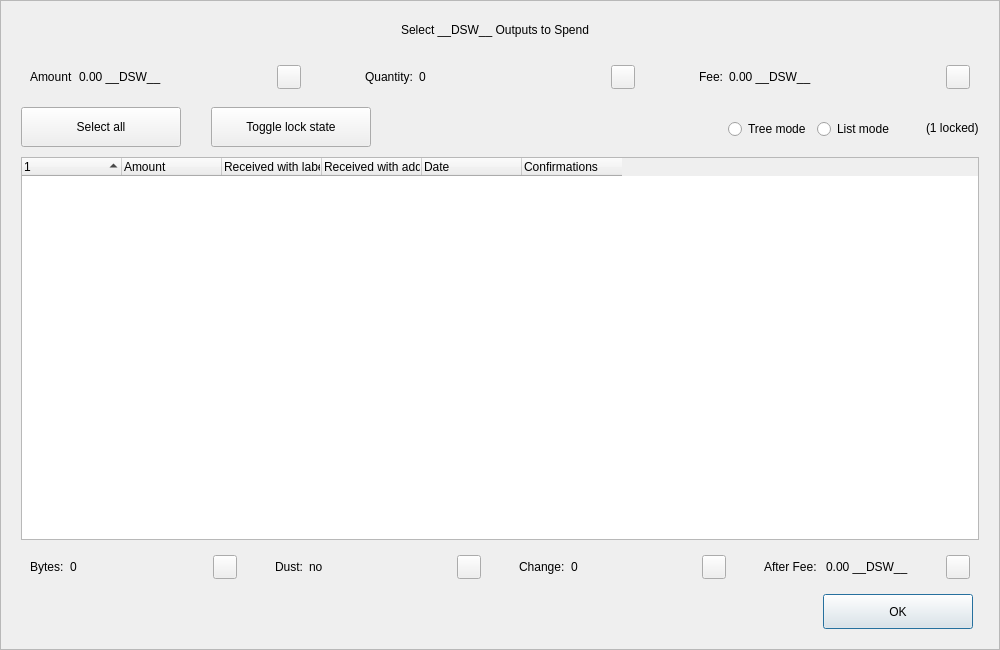
Old version of the form src/qt/forms/coincontroldialog.ui in the repository decenomy/DSW.
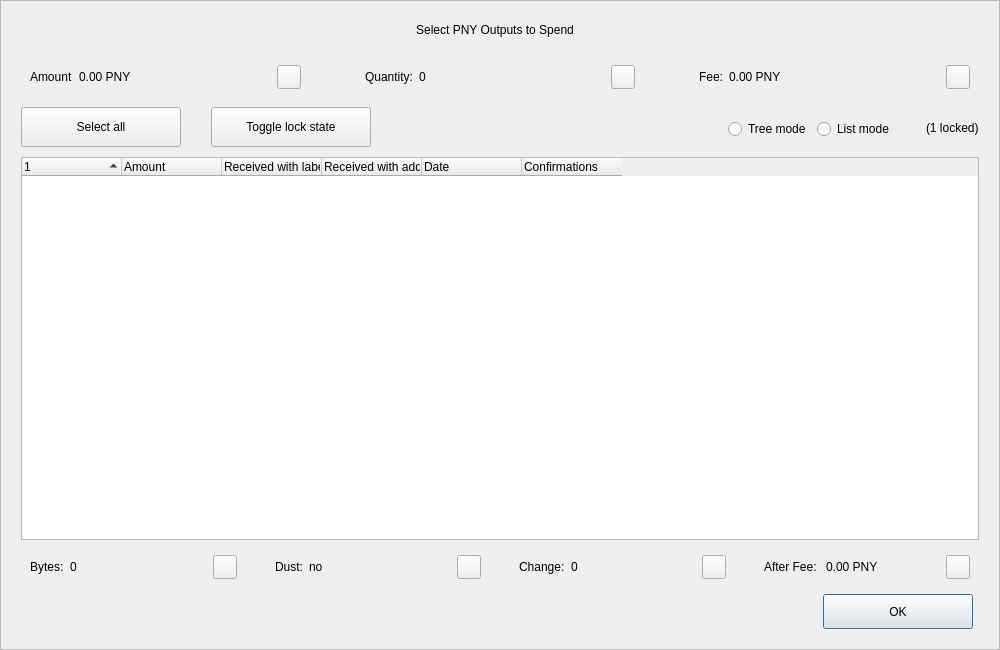
New version of the form. Custom widgets are drawn as their Qt base class.

```diff
--- a/src/qt/forms/coincontroldialog.ui
+++ b/src/qt/forms/coincontroldialog.ui
@@ -98,7 +98,7 @@
            </size>
           </property>
           <property name="text">
-           <string>Select __DSW__ Outputs to Spend</string>
+           <string>Select PNY Outputs to Spend</string>
           </property>
           <property name="alignment">
            <set>Qt::AlignCenter</set>
@@ -144,7 +144,7 @@
            <item>
             <widget class="QLabel" name="labelCoinControlAmount">
              <property name="text">
-              <string>0.00 __DSW__</string>
+              <string>0.00 PNY</string>
              </property>
             </widget>
            </item>
@@ -268,7 +268,7 @@
            <item>
             <widget class="QLabel" name="labelCoinControlFee">
              <property name="text">
-              <string>0.00 __DSW__</string>
+              <string>0.00 PNY</string>
              </property>
             </widget>
            </item>
@@ -729,7 +729,7 @@
            <item>
             <widget class="QLabel" name="labelCoinControlAfterFee">
              <property name="text">
-              <string>0.00 __DSW__</string>
+              <string>0.00 PNY</string>
              </property>
             </widget>
            </item>
```
